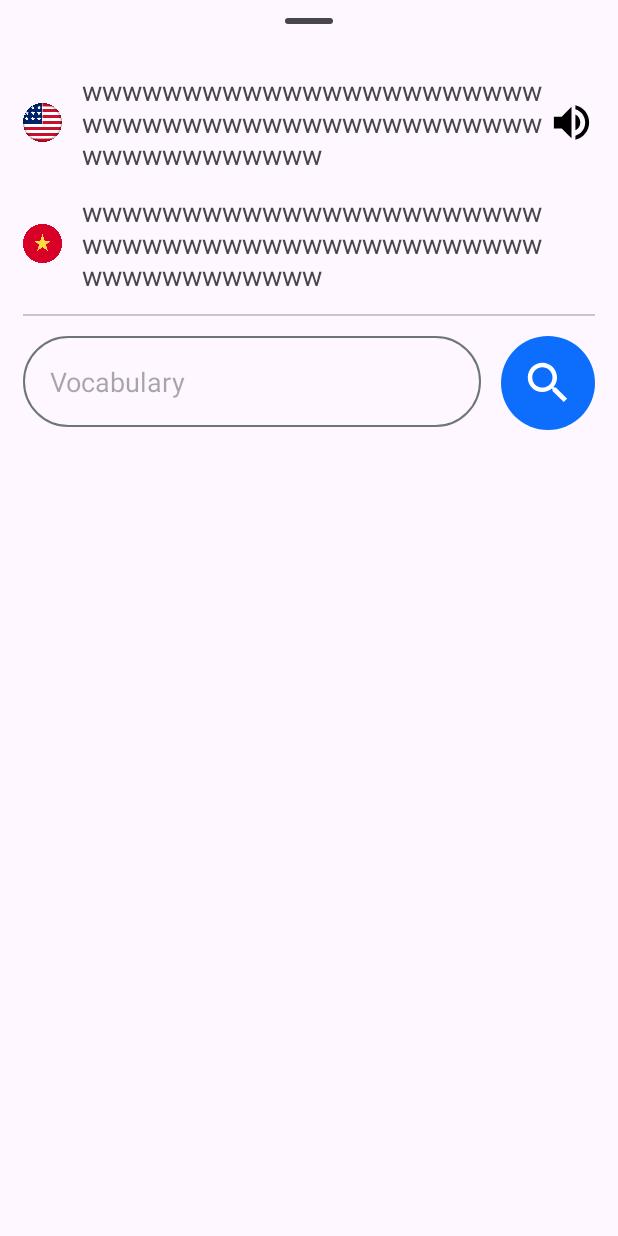
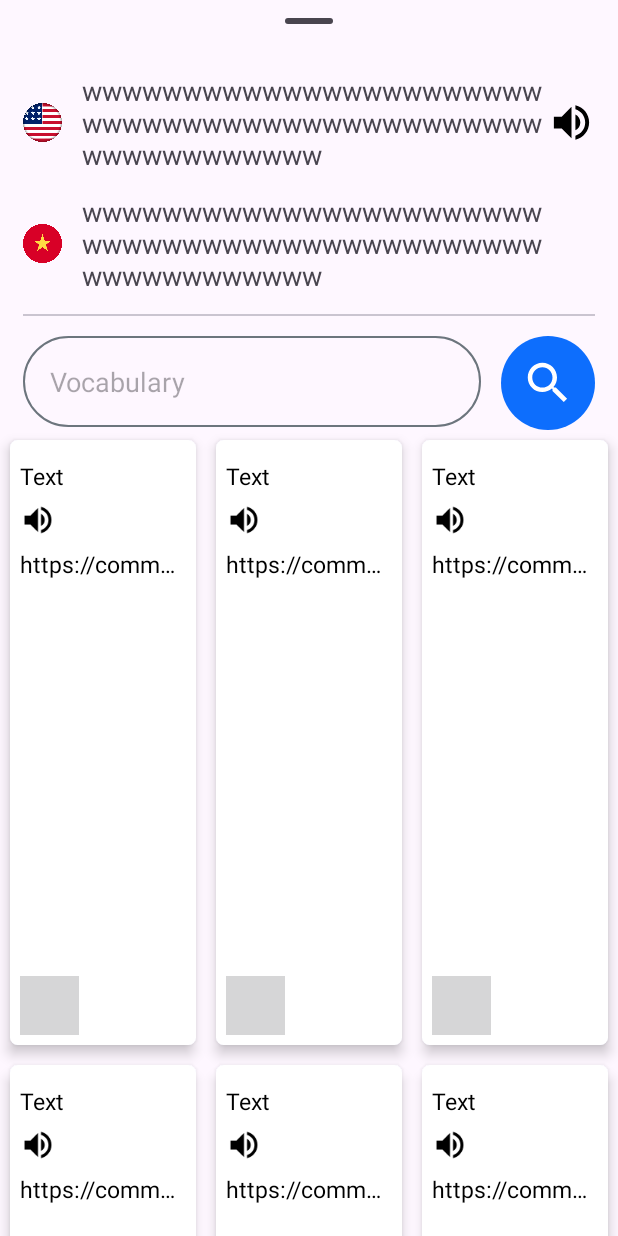
Before and after one commit to maidinhthaison/TKMT-HK2-2324, an Android app: the layout fragment_vocabulary_bottomsheet.xml on its own in the app's theme, with its tools: preview values and no code run, on a phone screen of 412 x 824 dp. Run offline under Robolectric (Android 15) with nearby library versions, the phone set to English and light mode, and no system bars.

Commit message:
adding simple viewholder

```diff
--- /dev/null
+++ b/app/src/main/java/com/mdts/eieapp/presentation/bottomsheet/adapter/VocabularyAdapter.kt
@@ -0,0 +1,4 @@
+package com.mdts.eieapp.presentation.bottomsheet.adapter
+
+class VocabularyAdapter {
+}
--- a/app/src/main/res/layout/fragment_vocabulary_bottomsheet.xml
+++ b/app/src/main/res/layout/fragment_vocabulary_bottomsheet.xml
@@ -113,7 +113,19 @@
                 </androidx.appcompat.widget.LinearLayoutCompat>
 
             </androidx.appcompat.widget.LinearLayoutCompat>
-
+            <androidx.recyclerview.widget.RecyclerView
+                android:id="@+id/rvVocabulary"
+                android:layout_width="match_parent"
+                android:layout_height="match_parent"
+                android:clipChildren="false"
+                android:clipToPadding="false"
+                android:nestedScrollingEnabled="true"
+                android:orientation="vertical"
+                app:layoutManager="androidx.recyclerview.widget.GridLayoutManager"
+                app:layout_behavior="@string/appbar_scrolling_view_behavior"
+                tools:itemCount="9"
+                app:spanCount="3"
+                tools:listitem="@layout/view_holder_vocabulary_item" />
         </androidx.appcompat.widget.LinearLayoutCompat>
 
     </androidx.core.widget.NestedScrollView>
--- /dev/null
+++ b/app/src/main/res/layout/view_holder_vocabulary_item.xml
@@ -0,0 +1,77 @@
+<?xml version="1.0" encoding="utf-8"?>
+<com.google.android.material.card.MaterialCardView xmlns:android="http://schemas.android.com/apk/res/android"
+    xmlns:app="http://schemas.android.com/apk/res-auto"
+    xmlns:tools="http://schemas.android.com/tools"
+    android:layout_width="match_parent"
+    android:layout_margin="@dimen/_5sdp"
+    android:layout_height="@dimen/_310sdp"
+    app:cardCornerRadius="@dimen/_4sdp"
+    app:cardElevation="@dimen/_4sdp"
+    app:strokeColor="@android:color/transparent"
+    app:strokeWidth="0dp"
+    tools:ignore="SpUsage">
+
+    <RelativeLayout
+        android:background="@color/white"
+        android:padding="@dimen/_5sdp"
+        android:layout_width="match_parent"
+        android:layout_height="wrap_content">
+        <com.google.android.material.textview.MaterialTextView
+            android:ellipsize="end"
+            android:maxLines="1"
+            android:id="@+id/tvText"
+            android:layout_width="wrap_content"
+            android:layout_height="wrap_content"
+            android:layout_marginTop="@dimen/_5sdp"
+            android:textColor="@color/black"
+            android:textSize="@dimen/_12sdp"
+            tools:text="Text" />
+        <androidx.appcompat.widget.AppCompatImageView
+            android:id="@+id/imvSpeak"
+            android:layout_width="wrap_content"
+            android:layout_height="wrap_content"
+            android:layout_below="@+id/tvText"
+            android:layout_marginTop="@dimen/_5sdp"
+            app:srcCompat="@drawable/ic_volume_up_24" />
+        <com.google.android.material.textview.MaterialTextView
+            android:ellipsize="end"
+            android:maxLines="1"
+            android:layout_marginTop="@dimen/_5sdp"
+            android:layout_below="@+id/imvSpeak"
+            android:layout_width="wrap_content"
+            android:layout_height="wrap_content"
+            android:textColor="@color/black"
+            android:id="@+id/tvReference"
+            tools:text="https://commons.wikimedia.org/w/index.php?curid=75797336"
+            android:textSize="@dimen/_12sdp"
+             />
+
+        <RelativeLayout
+            android:layout_alignParentBottom="true"
+            android:layout_width="wrap_content"
+            android:layout_height="wrap_content">
+
+            <androidx.core.widget.ContentLoadingProgressBar
+                android:id="@+id/pbVotePercent"
+                android:layout_width="@dimen/_30sdp"
+                android:layout_height="@dimen/_30sdp"
+                android:layout_centerInParent="true"
+                android:layout_centerVertical="true"
+                android:indeterminateOnly="false"
+                android:max="100"
+                android:progress="75"
+                android:progressDrawable="@drawable/circle" />
+
+            <com.google.android.material.textview.MaterialTextView
+                android:id="@+id/tvVoteCount"
+                android:layout_width="wrap_content"
+                android:layout_height="wrap_content"
+                android:layout_centerInParent="true"
+                android:textColor="@color/black"
+                android:textSize="@dimen/_10sdp"
+                android:textStyle="bold" />
+        </RelativeLayout>
+
+    </RelativeLayout>
+
+</com.google.android.material.card.MaterialCardView>
```
